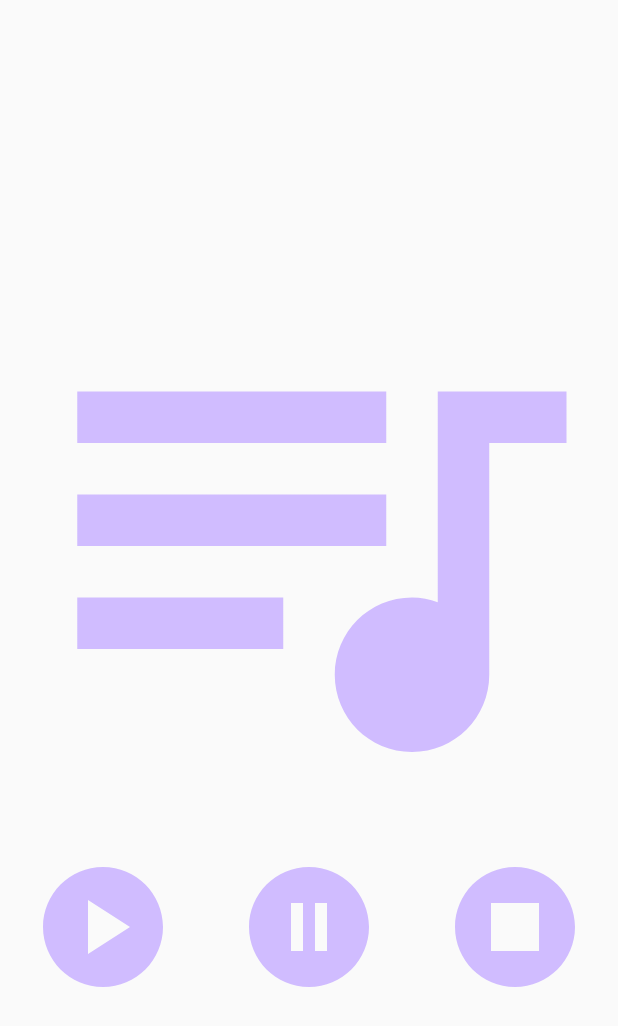
After one commit to RamanAndroid/PhotoGallery, an Android app built with Jetpack Compose: the PlayerActivity screen opened directly, with no data from a screen before it, on a phone screen of 412 x 824 dp. The commit adds this screen. Shown: the top 1026 px of the screen. Run offline under Robolectric (Android 15) with nearby library versions, the phone set to English and light mode, and no system bars; network calls fail; 2 statements that could not run were skipped.

Commit message:
media player

```diff
--- a/app/build.gradle
+++ b/app/build.gradle
@@ -56,6 +56,7 @@ dependencies {
     implementation 'androidx.lifecycle:lifecycle-runtime-ktx:2.4.1'
     implementation 'androidx.activity:activity-compose:1.4.0'
     implementation("androidx.navigation:navigation-compose:2.5.0")
+    implementation 'androidx.compose.material:material:1.1.1'
     testImplementation 'junit:junit:4.13.2'
     androidTestImplementation 'androidx.test.ext:junit:1.1.3'
     androidTestImplementation 'androidx.test.espresso:espresso-core:3.4.0'
--- /dev/null
+++ b/app/src/main/java/com/example/photogallery/PlayerActivity.kt
@@ -0,0 +1,135 @@
+package com.example.photogallery
+
+import android.content.ComponentName
+import android.content.Context
+import android.content.Intent
+import android.content.ServiceConnection
+import android.os.Bundle
+import android.os.IBinder
+import androidx.activity.ComponentActivity
+import androidx.activity.compose.setContent
+import androidx.compose.foundation.Image
+import androidx.compose.foundation.clickable
+import androidx.compose.foundation.layout.*
+import androidx.compose.runtime.Composable
+import androidx.compose.ui.Alignment
+import androidx.compose.ui.Modifier
+import androidx.compose.ui.layout.ContentScale
+import androidx.compose.ui.platform.LocalContext
+import androidx.compose.ui.res.painterResource
+import androidx.lifecycle.Lifecycle
+import com.example.photogallery.screens.favorite.PlayerService
+import com.example.photogallery.ui.theme.PhotoGalleryTheme
+
+class PlayerActivity : ComponentActivity() {
+    lateinit var playerService: PlayerService
+    private var isBound = false
+
+    override fun onCreate(savedInstanceState: Bundle?) {
+        super.onCreate(savedInstanceState)
+        setContent {
+            PhotoGalleryTheme {
+                Player()
+            }
+        }
+    }
+
+    override fun onResume() {
+        super.onResume()
+
+        bindService()
+    }
+
+    override fun onPause() {
+        super.onPause()
+
+        if (isBound) {
+            unbindService(connectBoundService)
+            isBound = false
+        }
+    }
+
+    override fun onDestroy() {
+        super.onDestroy()
+
+        if (isBound) {
+            unbindService(connectBoundService)
+        }
+    }
+
+    private val connectBoundService = object : ServiceConnection {
+        override fun onServiceConnected(className: ComponentName, service: IBinder) {
+            val binder = service as PlayerService.ServiceBinder
+            playerService = binder.getService()
+            isBound = true
+        }
+
+        override fun onServiceDisconnected(name: ComponentName) {
+            isBound = false
+            reconnectToBoundService()
+        }
+    }
+
+    private fun reconnectToBoundService() {
+        if (lifecycle.currentState >= Lifecycle.State.RESUMED) {
+            bindService()
+        }
+    }
+
+    private fun bindService() {
+        val intent = Intent(this, PlayerService::class.java)
+        bindService(intent, connectBoundService, Context.BIND_AUTO_CREATE)
+    }
+}
+
+@Composable
+fun Player() {
+    val context = LocalContext.current
+    val activity = context as PlayerActivity
+
+    Column(
+        modifier = Modifier.fillMaxSize(),
+        verticalArrangement = Arrangement.Center,
+        horizontalAlignment = Alignment.CenterHorizontally
+    ) {
+        Image(
+            modifier = Modifier.fillMaxWidth(),
+            painter = painterResource(R.drawable.ic_queue_music_24),
+            contentDescription = null,
+            contentScale = ContentScale.Crop,
+            alignment = Alignment.Center
+        )
+
+        Row(
+            modifier = Modifier.fillMaxWidth(), horizontalArrangement = Arrangement.SpaceEvenly
+        ) {
+            Image(
+                modifier = Modifier
+                    .weight(1f)
+                    .clickable {
+                        activity.playerService.startMusic()
+                    },
+                painter = painterResource(R.drawable.ic_play_circle_24),
+                contentDescription = null,
+            )
+            Image(
+                modifier = Modifier
+                    .weight(1f)
+                    .clickable {
+                        activity.playerService.pauseMusic()
+                    },
+                painter = painterResource(R.drawable.ic_pause_circle_24),
+                contentDescription = null,
+            )
+            Image(
+                modifier = Modifier
+                    .weight(1f)
+                    .clickable {
+                        activity.playerService.stopMusic()
+                    },
+                painter = painterResource(R.drawable.ic_stop_circle_24),
+                contentDescription = null,
+            )
+        }
+    }
+}
--- a/app/src/main/java/com/example/photogallery/screens/images/ImagesViewModel.kt
+++ b/app/src/main/java/com/example/photogallery/screens/images/ImagesViewModel.kt
@@ -9,7 +9,7 @@ class ImagesViewModel @Inject constructor(private val repository: ImagesReposito
 
     fun getImages() {
 
-        repository.usingSubject()
+       // repository.usingSubject()
        // repository.filterImageResponse()
     }
 
--- /dev/null
+++ b/app/src/main/res/drawable/ic_pause_circle_24.xml
@@ -0,0 +1,10 @@
+<vector xmlns:android="http://schemas.android.com/apk/res/android"
+    android:width="96dp"
+    android:height="96dp"
+    android:tint="#FFD0BCFF"
+    android:viewportWidth="24"
+    android:viewportHeight="24">
+    <path
+        android:fillColor="@android:color/white"
+        android:pathData="M12,2C6.48,2 2,6.48 2,12s4.48,10 10,10s10,-4.48 10,-10S17.52,2 12,2zM11,16H9V8h2V16zM15,16h-2V8h2V16z" />
+</vector>
--- /dev/null
+++ b/app/src/main/res/drawable/ic_play_circle_24.xml
@@ -0,0 +1,10 @@
+<vector xmlns:android="http://schemas.android.com/apk/res/android"
+    android:width="96dp"
+    android:height="96dp"
+    android:tint="#FFD0BCFF"
+    android:viewportWidth="24"
+    android:viewportHeight="24">
+    <path
+        android:fillColor="@android:color/white"
+        android:pathData="M12,2C6.48,2 2,6.48 2,12s4.48,10 10,10s10,-4.48 10,-10S17.52,2 12,2zM9.5,16.5v-9l7,4.5L9.5,16.5z" />
+</vector>
--- /dev/null
+++ b/app/src/main/res/drawable/ic_queue_music_24.xml
@@ -0,0 +1,11 @@
+<vector xmlns:android="http://schemas.android.com/apk/res/android"
+    android:width="24dp"
+    android:height="24dp"
+    android:autoMirrored="true"
+    android:tint="#FFD0BCFF"
+    android:viewportWidth="24"
+    android:viewportHeight="24">
+    <path
+        android:fillColor="@android:color/white"
+        android:pathData="M15,6H3v2h12V6zM15,10H3v2h12V10zM3,16h8v-2H3V16zM17,6v8.18C16.69,14.07 16.35,14 16,14c-1.66,0 -3,1.34 -3,3s1.34,3 3,3s3,-1.34 3,-3V8h3V6H17z" />
+</vector>
--- /dev/null
+++ b/app/src/main/res/drawable/ic_stop_circle_24.xml
@@ -0,0 +1,10 @@
+<vector xmlns:android="http://schemas.android.com/apk/res/android"
+    android:width="96dp"
+    android:height="96dp"
+    android:tint="#FFD0BCFF"
+    android:viewportWidth="24"
+    android:viewportHeight="24">
+    <path
+        android:fillColor="@android:color/white"
+        android:pathData="M12,2C6.48,2 2,6.48 2,12c0,5.52 4.48,10 10,10s10,-4.48 10,-10C22,6.48 17.52,2 12,2zM16,16H8V8h8V16z" />
+</vector>
--- a/app/src/main/res/values/strings.xml
+++ b/app/src/main/res/values/strings.xml
@@ -3,4 +3,5 @@
     <string name="images">Images</string>
     <string name="favorite_images">Favorite images</string>
     <string name="settings">Settings</string>
+    <string name="title_activity_player">PlayerActivity</string>
 </resources>
```
Also changed, not shown: app/src/main/AndroidManifest.xml (+6 -1 lines), app/src/main/java/com/example/photogallery/MainActivity.kt (+25 -8 lines), app/src/main/java/com/example/photogallery/screens/favorite/BoundedService.kt (deleted, +0 -46 lines), app/src/main/java/com/example/photogallery/screens/favorite/PlayerService.kt (added, +64 -0 lines), app/src/main/java/com/example/photogallery/screens/images/ImagesScreen.kt (+23 -8 lines), app/src/main/java/com/example/photogallery/ui/theme/Shape.kt (added, +11 -0 lines), 1 other file.
